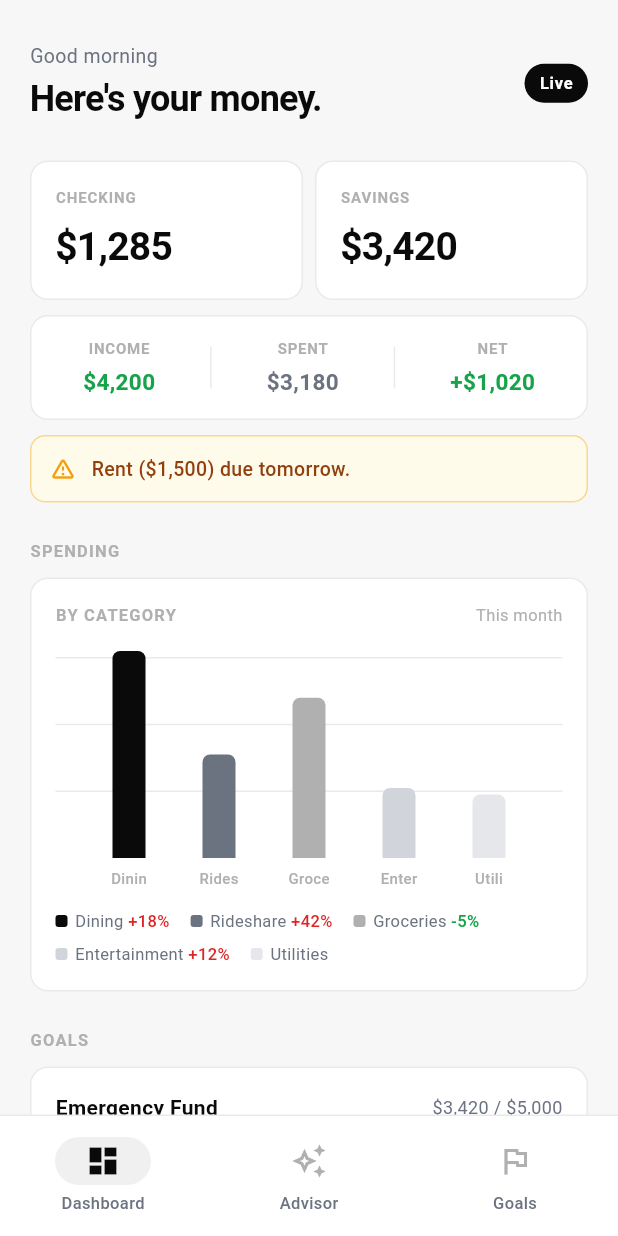
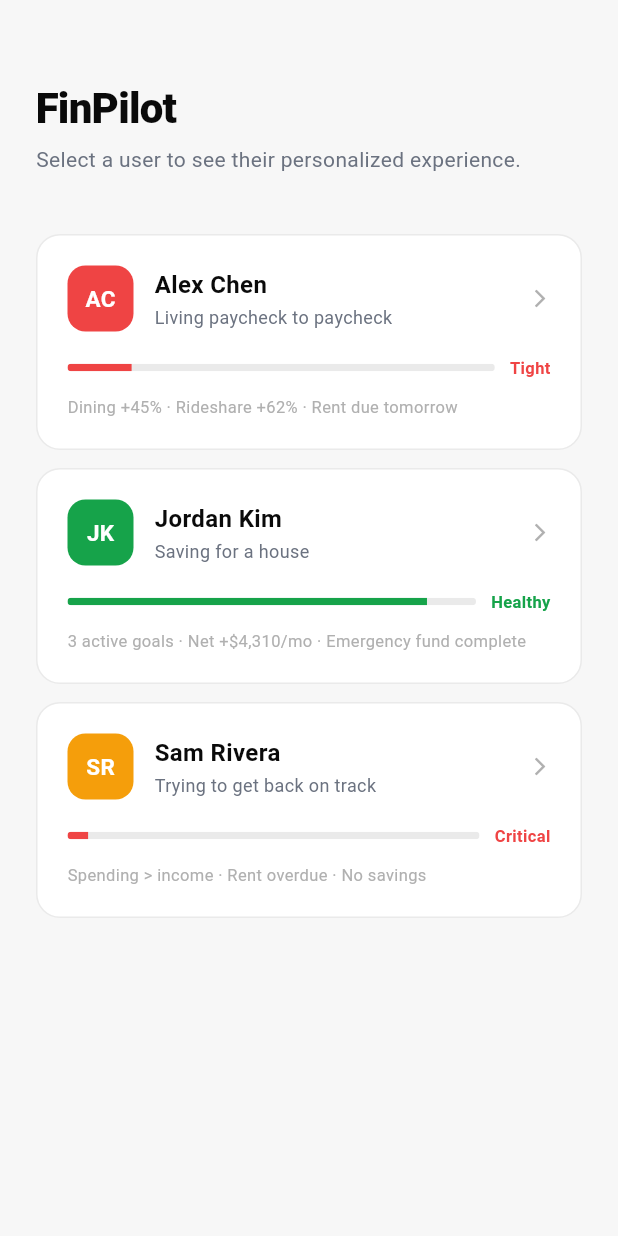
Before and after one commit to GlobalUniverse/GenUI-Hack, a Flutter app: the screen it shows after launch, on a phone screen of 412 x 824 dp. Run offline on Flutter 3.47's test engine with Material 3 defaults, Android fonts, the phone set to English and light mode, and no system bars; drawn by our look-alikes of fl_chart; our stand-ins replace flutter_dotenv; Roboto replaces fonts that are missing (SF Pro Display).

Commit message:
feat: GenUI per-user experience — layout, tabs, and profiles
Backend now serves 3 distinct financial personas (Alex/Jordan/Sam),
each with a different snapshot dataset, a layout[] array driving
dashboard widget order, and a tabs[] array controlling which nav
tabs appear. Flutter reads both fields: DashboardScreen renders
sections in backend-specified order, AppShell shows/hides tabs
dynamically, and a new UserPickerScreen lets you switch users to
see the UI transform.

Co-Authored-By: Claude Sonnet 4.6 <noreply@anthropic.com>

```diff
--- a/lib/main.dart
+++ b/lib/main.dart
@@ -5,6 +5,7 @@ import 'package:provider/provider.dart';
 import 'screens/dashboard_screen.dart';
 import 'screens/advisor_screen.dart';
 import 'screens/goals_screen.dart';
+import 'screens/user_picker_screen.dart';
 import 'services/chat_provider.dart';
 
 Future<void> main() async {
@@ -41,7 +42,7 @@ class FinPilotApp extends StatelessWidget {
             ),
           ),
         ),
-        home: const AppShell(),
+        home: const UserPickerScreen(),
       ),
     );
   }
@@ -57,16 +58,43 @@ class AppShell extends StatefulWidget {
 class _AppShellState extends State<AppShell> {
   int _index = 0;
 
-  static const _screens = [
-    DashboardScreen(),
-    AdvisorScreen(),
-    GoalsScreen(),
-  ];
-
   @override
   Widget build(BuildContext context) {
+    final snap = context.watch<ChatProvider>().snapshot;
+    final tabs = snap?.tabs ?? ['dashboard', 'advisor', 'goals'];
+
+    final destinations = <_TabDef>[
+      if (tabs.contains('dashboard'))
+        const _TabDef(
+          screen: DashboardScreen(),
+          icon: Icon(Icons.dashboard_outlined),
+          selectedIcon: Icon(Icons.dashboard),
+          label: 'Dashboard',
+        ),
+      if (tabs.contains('advisor'))
+        const _TabDef(
+          screen: AdvisorScreen(),
+          icon: Icon(Icons.auto_awesome_outlined),
+          selectedIcon: Icon(Icons.auto_awesome),
+          label: 'Advisor',
+        ),
+      if (tabs.contains('goals'))
+        const _TabDef(
+          screen: GoalsScreen(),
+          icon: Icon(Icons.flag_outlined),
+          selectedIcon: Icon(Icons.flag),
+          label: 'Goals',
+        ),
+    ];
+
+    // Clamp index when tab count shrinks (e.g. no goals tab)
+    final clampedIndex = _index.clamp(0, destinations.length - 1);
+
     return Scaffold(
-      body: IndexedStack(index: _index, children: _screens),
+      body: IndexedStack(
+        index: clampedIndex,
+        children: destinations.map((d) => d.screen).toList(),
+      ),
       bottomNavigationBar: Container(
         decoration: const BoxDecoration(
           color: AppColors.card,
@@ -76,29 +104,39 @@ class _AppShellState extends State<AppShell> {
           backgroundColor: AppColors.card,
           elevation: 0,
           indicatorColor: AppColors.divider,
-          selectedIndex: _index,
+          selectedIndex: clampedIndex,
           onDestinationSelected: (i) => setState(() => _index = i),
-          destinations: [
-            NavigationDestination(
-              icon: Icon(Icons.dashboard_outlined, color: AppColors.inkLight),
-              selectedIcon: const Icon(Icons.dashboard, color: AppColors.ink),
-              label: 'Dashboard',
-            ),
-            NavigationDestination(
-              icon: Icon(Icons.auto_awesome_outlined, color: AppColors.inkLight),
-              selectedIcon: const Icon(Icons.auto_awesome, color: AppColors.ink),
-              label: 'Advisor',
-            ),
-            NavigationDestination(
-              icon: Icon(Icons.flag_outlined, color: AppColors.inkLight),
-              selectedIcon: const Icon(Icons.flag, color: AppColors.ink),
-              label: 'Goals',
-            ),
-          ],
+          destinations: destinations
+              .map((d) => NavigationDestination(
+                    icon: IconTheme(
+                      data: const IconThemeData(color: AppColors.inkLight),
+                      child: d.icon,
+                    ),
+                    selectedIcon: IconTheme(
+                      data: const IconThemeData(color: AppColors.ink),
+                      child: d.selectedIcon,
+                    ),
+                    label: d.label,
+                  ))
+              .toList(),
         ),
       ),
     );
   }
+}
+
+class _TabDef {
+  final Widget screen;
+  final Widget icon;
+  final Widget selectedIcon;
+  final String label;
+
+  const _TabDef({
+    required this.screen,
+    required this.icon,
+    required this.selectedIcon,
+    required this.label,
+  });
 }
 
 class AppColors {
--- a/lib/models/financial_snapshot.dart
+++ b/lib/models/financial_snapshot.dart
@@ -7,6 +7,11 @@ class FinancialSnapshot {
   final List<Transaction> recentTransactions;
   final List<Goal> goals;
   final List<UpcomingBill> upcomingBills;
+  // GenUI fields
+  final List<String> layout;
+  final List<String> tabs;
+  final String profileName;
+  final String profileTagline;
 
   FinancialSnapshot({
     required this.checkingBalance,
@@ -17,6 +22,10 @@ class FinancialSnapshot {
     required this.recentTransactions,
     required this.goals,
     required this.upcomingBills,
+    this.layout = const ['balances', 'cashflow', 'spending_chart', 'goals', 'upcoming_bills', 'transactions'],
+    this.tabs = const ['dashboard', 'advisor', 'goals'],
+    this.profileName = '',
+    this.profileTagline = '',
   });
 
   factory FinancialSnapshot.fromJson(Map<String, dynamic> json) {
@@ -37,6 +46,14 @@ class FinancialSnapshot {
       upcomingBills: (json['upcoming_bills'] as List<dynamic>? ?? [])
           .map((b) => UpcomingBill.fromJson(b as Map<String, dynamic>))
           .toList(),
+      layout: (json['layout'] as List<dynamic>? ?? ['balances', 'cashflow', 'spending_chart', 'goals', 'upcoming_bills', 'transactions'])
+          .map((e) => e as String)
+          .toList(),
+      tabs: (json['tabs'] as List<dynamic>? ?? ['dashboard', 'advisor', 'goals'])
+          .map((e) => e as String)
+          .toList(),
+      profileName: json['profile_name'] as String? ?? '',
+      profileTagline: json['profile_tagline'] as String? ?? '',
     );
   }
 
@@ -46,6 +63,10 @@ class FinancialSnapshot {
       savingsBalance: 3420.00,
       monthlyIncome: 4200.00,
       monthlySpending: 3180.00,
+      layout: const ['balances', 'cashflow', 'spending_chart', 'goals', 'upcoming_bills', 'transactions'],
+      tabs: const ['dashboard', 'advisor', 'goals'],
+      profileName: 'Demo User',
+      profileTagline: 'Sample financial data',
       topCategories: [
         CategorySpend(name: 'Dining', amount: 620, delta: 18),
         CategorySpend(name: 'Rideshare', amount: 310, delta: 42),
--- a/lib/screens/dashboard_screen.dart
+++ b/lib/screens/dashboard_screen.dart
@@ -2,20 +2,16 @@ import 'package:flutter/material.dart';
 import 'package:intl/intl.dart';
 import 'package:provider/provider.dart';
 import '../main.dart';
+import '../models/financial_snapshot.dart';
 import '../services/chat_provider.dart';
 import '../widgets/dynamic/spending_chart_widget.dart';
 import '../widgets/dynamic/transaction_table_widget.dart';
 import '../widgets/dynamic/goal_progress_widget.dart';
 import '../widgets/dynamic/upcoming_bills_widget.dart';
 
-class DashboardScreen extends StatefulWidget {
+class DashboardScreen extends StatelessWidget {
   const DashboardScreen({super.key});
 
-  @override
-  State<DashboardScreen> createState() => _DashboardScreenState();
-}
-
-class _DashboardScreenState extends State<DashboardScreen> {
   @override
   Widget build(BuildContext context) {
     final provider = context.watch<ChatProvider>();
@@ -39,31 +35,9 @@ class _DashboardScreenState extends State<DashboardScreen> {
                         child: Column(
                           crossAxisAlignment: CrossAxisAlignment.start,
                           children: [
-                            _header(),
+                            _header(snap),
                             const SizedBox(height: 24),
-                            _balanceRow(fmt, snap.checkingBalance, snap.savingsBalance),
-                            const SizedBox(height: 10),
-                            _cashflowBanner(fmt, snap.monthlyIncome, snap.monthlySpending),
-                            if (snap.upcomingBills.any((b) => b.dueDate.difference(DateTime.now()).inDays <= 2)) ...[
-                              const SizedBox(height: 10),
-                              _alertBanner(snap.upcomingBills.firstWhere((b) => b.dueDate.difference(DateTime.now()).inDays <= 2), fmt),
-                            ],
-                            const SizedBox(height: 24),
-                            _sectionLabel('Spending'),
-                            const SizedBox(height: 10),
-                            SpendingChartWidget(categories: snap.topCategories),
-                            const SizedBox(height: 24),
-                            _sectionLabel('Goals'),
-                            const SizedBox(height: 10),
-                            GoalProgressWidget(data: const {}, goals: snap.goals),
-                            const SizedBox(height: 24),
-                            _sectionLabel('Upcoming Bills'),
-                            const SizedBox(height: 10),
-                            UpcomingBillsWidget(bills: snap.upcomingBills),
-                            const SizedBox(height: 24),
-                            _sectionLabel('Recent Transactions'),
-                            const SizedBox(height: 10),
-                            TransactionTableWidget(transactions: snap.recentTransactions),
+                            ..._buildLayout(snap, fmt, context),
                             const SizedBox(height: 100),
                           ],
                         ),
@@ -76,21 +50,76 @@ class _DashboardScreenState extends State<DashboardScreen> {
     );
   }
 
-  Widget _header() {
+  // Renders dashboard sections in the order specified by snap.layout
+  List<Widget> _buildLayout(FinancialSnapshot snap, NumberFormat fmt, BuildContext context) {
+    final widgets = <Widget>[];
+    final urgentBill = snap.upcomingBills
+        .where((b) => b.dueDate.difference(DateTime.now()).inDays <= 2)
+        .toList();
+
+    for (final key in snap.layout) {
+      switch (key) {
+        case 'balances':
+          widgets.add(_balanceRow(fmt, snap.checkingBalance, snap.savingsBalance));
+          widgets.add(const SizedBox(height: 10));
+        case 'cashflow':
+          widgets.add(_cashflowBanner(fmt, snap.monthlyIncome, snap.monthlySpending));
+          widgets.add(const SizedBox(height: 10));
+        case 'bill_alert':
+          if (urgentBill.isNotEmpty) {
+            widgets.add(_alertBanner(urgentBill.first, fmt));
+            widgets.add(const SizedBox(height: 10));
+          }
+        case 'spending_chart':
+          if (snap.topCategories.isNotEmpty) {
+            widgets.add(const SizedBox(height: 14));
+            widgets.add(_sectionLabel('Spending'));
+            widgets.add(const SizedBox(height: 10));
+            widgets.add(SpendingChartWidget(categories: snap.topCategories));
+          }
+        case 'goals':
+          if (snap.goals.isNotEmpty) {
+            widgets.add(const SizedBox(height: 24));
+            widgets.add(_sectionLabel('Goals'));
+            widgets.add(const SizedBox(height: 10));
+            widgets.add(GoalProgressWidget(data: const {}, goals: snap.goals));
+          }
+        case 'upcoming_bills':
+          if (snap.upcomingBills.isNotEmpty) {
+            widgets.add(const SizedBox(height: 24));
+            widgets.add(_sectionLabel('Upcoming Bills'));
+            widgets.add(const SizedBox(height: 10));
+            widgets.add(UpcomingBillsWidget(bills: snap.upcomingBills));
+          }
+        case 'transactions':
+          if (snap.recentTransactions.isNotEmpty) {
+            widgets.add(const SizedBox(height: 24));
+            widgets.add(_sectionLabel('Recent Transactions'));
+            widgets.add(const SizedBox(height: 10));
+            widgets.add(TransactionTableWidget(transactions: snap.recentTransactions));
+          }
+      }
+    }
+    return widgets;
+  }
+
+  Widget _header(FinancialSnapshot snap) {
+    final hour = DateTime.now().hour;
+    final greeting = hour < 12 ? 'Good morning' : hour < 17 ? 'Good afternoon' : 'Good evening';
     return Row(
       mainAxisAlignment: MainAxisAlignment.spaceBetween,
       children: [
         Column(crossAxisAlignment: CrossAxisAlignment.start, children: [
-          const Text('Good morning', style: TextStyle(color: AppColors.inkMid, fontSize: 13, fontWeight: FontWeight.w400)),
+          Text(greeting, style: const TextStyle(color: AppColors.inkMid, fontSize: 13, fontWeight: FontWeight.w400)),
           const SizedBox(height: 2),
-          const Text("Here's your money.", style: TextStyle(color: AppColors.ink, fontSize: 24, fontWeight: FontWeight.w700, letterSpacing: -0.5)),
+          Text(
+            snap.profileName.isNotEmpty ? snap.profileName : "Here's your money.",
+            style: const TextStyle(color: AppColors.ink, fontSize: 24, fontWeight: FontWeight.w700, letterSpacing: -0.5),
+          ),
         ]),
         Container(
           padding: const EdgeInsets.symmetric(horizontal: 10, vertical: 5),
-          decoration: BoxDecoration(
-            color: AppColors.ink,
-            borderRadius: BorderRadius.circular(20),
-          ),
+          decoration: BoxDecoration(color: AppColors.ink, borderRadius: BorderRadius.circular(20)),
           child: const Text('Live', style: TextStyle(color: Colors.white, fontSize: 11, fontWeight: FontWeight.w600, letterSpacing: 0.5)),
         ),
       ],
@@ -154,19 +183,21 @@ class _DashboardScreenState extends State<DashboardScreen> {
 
   Widget _cfDivider() => Container(height: 28, width: 1, color: AppColors.border);
 
-  Widget _alertBanner(bill, NumberFormat fmt) {
+  Widget _alertBanner(UpcomingBill bill, NumberFormat fmt) {
+    final days = bill.dueDate.difference(DateTime.now()).inDays;
+    final when = days <= 0 ? 'today' : 'tomorrow';
     return Container(
       padding: const EdgeInsets.all(12),
       decoration: BoxDecoration(
         color: const Color(0xFFFFFBEB),
         borderRadius: BorderRadius.circular(10),
-        border: Border.all(color: AppColors.amber.withOpacity(0.4)),
+        border: Border.all(color: AppColors.amber.withValues(alpha: 0.4)),
       ),
       child: Row(children: [
         const Icon(Icons.warning_amber_rounded, color: AppColors.amber, size: 18),
         const SizedBox(width: 10),
         Expanded(child: Text(
-          '${bill.name} (${fmt.format(bill.amount)}) due ${bill.dueDate.difference(DateTime.now()).inDays <= 0 ? "today" : "tomorrow"}.',
+          '${bill.name} (${fmt.format(bill.amount)}) due $when.',
           style: const TextStyle(color: Color(0xFF92400E), fontSize: 13, fontWeight: FontWeight.w500),
         )),
       ]),
--- /dev/null
+++ b/lib/screens/user_picker_screen.dart
@@ -0,0 +1,243 @@
+import 'package:flutter/material.dart';
+import 'package:provider/provider.dart';
+import '../main.dart';
+import '../services/chat_provider.dart';
+
+class UserPickerScreen extends StatefulWidget {
+  const UserPickerScreen({super.key});
+
+  @override
+  State<UserPickerScreen> createState() => _UserPickerScreenState();
+}
+
+class _UserPickerScreenState extends State<UserPickerScreen> {
+  String? _loading;
+
+  static const _profiles = [
+    _Profile(
+      id: 'alex',
+      name: 'Alex Chen',
+      tagline: 'Living paycheck to paycheck',
+      avatarColor: Color(0xFFEF4444),
+      initials: 'AC',
+      detail: 'Dining +45% · Rideshare +62% · Rent due tomorrow',
+      health: 0.15,
+      healthLabel: 'Tight',
+      healthColor: Color(0xFFEF4444),
+    ),
+    _Profile(
+      id: 'jordan',
+      name: 'Jordan Kim',
+      tagline: 'Saving for a house',
+      avatarColor: Color(0xFF16A34A),
+      initials: 'JK',
+      detail: '3 active goals · Net +\$4,310/mo · Emergency fund complete',
+      health: 0.88,
+      healthLabel: 'Healthy',
+      healthColor: Color(0xFF16A34A),
+    ),
+    _Profile(
+      id: 'sam',
+      name: 'Sam Rivera',
+      tagline: 'Trying to get back on track',
+      avatarColor: Color(0xFFF59E0B),
+      initials: 'SR',
+      detail: 'Spending > income · Rent overdue · No savings',
+      health: 0.05,
+      healthLabel: 'Critical',
+      healthColor: Color(0xFFEF4444),
+    ),
+  ];
+
+  Future<void> _select(BuildContext ctx, String profileId) async {
+    setState(() => _loading = profileId);
+    await ctx.read<ChatProvider>().loadProfile(profileId);
+    if (ctx.mounted) {
+      Navigator.of(ctx).pushReplacement(
+        MaterialPageRoute(builder: (_) => const AppShell()),
+      );
+    }
+  }
+
+  @override
+  Widget build(BuildContext context) {
+    return Scaffold(
+      backgroundColor: AppColors.bg,
+      body: SafeArea(
+        child: Padding(
+          padding: const EdgeInsets.symmetric(horizontal: 24),
+          child: Column(
+            crossAxisAlignment: CrossAxisAlignment.start,
+            children: [
+              const SizedBox(height: 52),
+              const Text(
+                'FinPilot',
+                style: TextStyle(
+                  color: AppColors.ink,
+                  fontSize: 28,
+                  fontWeight: FontWeight.w800,
+                  letterSpacing: -0.5,
+                ),
+              ),
+              const SizedBox(height: 4),
+              const Text(
+                'Select a user to see their personalized experience.',
+                style: TextStyle(color: AppColors.inkMid, fontSize: 14),
+              ),
+              const SizedBox(height: 40),
+              Expanded(
+                child: ListView.separated(
+                  itemCount: _profiles.length,
+                  separatorBuilder: (_, __) => const SizedBox(height: 12),
+                  itemBuilder: (ctx, i) => _ProfileCard(
+                    profile: _profiles[i],
+                    isLoading: _loading == _profiles[i].id,
+                    onTap: _loading != null ? null : () => _select(ctx, _profiles[i].id),
+                  ),
+                ),
+              ),
+              const SizedBox(height: 24),
+            ],
+          ),
+        ),
+      ),
+    );
+  }
+}
+
+class _Profile {
+  final String id;
+  final String name;
+  final String tagline;
+  final Color avatarColor;
+  final String initials;
+  final String detail;
+  final double health;
+  final String healthLabel;
+  final Color healthColor;
+
+  const _Profile({
+    required this.id,
+    required this.name,
+    required this.tagline,
+    required this.avatarColor,
+    required this.initials,
+    required this.detail,
+    required this.health,
+    required this.healthLabel,
+    required this.healthColor,
+  });
+}
+
+class _ProfileCard extends StatelessWidget {
+  final _Profile profile;
+  final bool isLoading;
+  final VoidCallback? onTap;
+
+  const _ProfileCard({required this.profile, required this.isLoading, this.onTap}); // ignore: unused_element
+
+  @override
+  Widget build(BuildContext context) {
+    return GestureDetector(
+      onTap: onTap,
+      child: AnimatedOpacity(
+        duration: const Duration(milliseconds: 150),
+        opacity: (onTap == null && !isLoading) ? 0.4 : 1.0,
+        child: Container(
+          padding: const EdgeInsets.all(20),
+          decoration: BoxDecoration(
+            color: AppColors.card,
+            borderRadius: BorderRadius.circular(16),
+            border: Border.all(color: AppColors.border),
+          ),
+          child: Column(
+            crossAxisAlignment: CrossAxisAlignment.start,
+            children: [
+              Row(
+                children: [
+                  Container(
+                    width: 44,
+                    height: 44,
+                    decoration: BoxDecoration(
+                      color: profile.avatarColor,
+                      borderRadius: BorderRadius.circular(12),
+                    ),
+                    alignment: Alignment.center,
+                    child: Text(
+                      profile.initials,
+                      style: const TextStyle(
+                        color: Colors.white,
+                        fontSize: 15,
+                        fontWeight: FontWeight.w700,
+                      ),
+                    ),
+                  ),
+                  const SizedBox(width: 14),
+                  Expanded(
+                    child: Column(
+                      crossAxisAlignment: CrossAxisAlignment.start,
+                      children: [
+                        Text(
+                          profile.name,
+                          style: const TextStyle(
+                            color: AppColors.ink,
+                            fontSize: 16,
+                            fontWeight: FontWeight.w700,
+                          ),
+                        ),
+                        const SizedBox(height: 2),
+                        Text(
+                          profile.tagline,
+                          style: const TextStyle(color: AppColors.inkMid, fontSize: 12),
+                        ),
+                      ],
+                    ),
+                  ),
+                  if (isLoading)
+                    const SizedBox(
+                      width: 18,
+                      height: 18,
+                      child: CircularProgressIndicator(strokeWidth: 2, color: AppColors.ink),
+                    )
+                  else
+                    const Icon(Icons.arrow_forward_ios, size: 14, color: AppColors.inkLight),
+                ],
+              ),
+              const SizedBox(height: 16),
+              // Health bar
+              Row(
+                children: [
+                  Expanded(
+                    child: ClipRRect(
+                      borderRadius: BorderRadius.circular(4),
+                      child: LinearProgressIndicator(
+                        value: profile.health,
+                        minHeight: 5,
+                        backgroundColor: AppColors.border,
+                        valueColor: AlwaysStoppedAnimation(profile.healthColor),
+                      ),
+                    ),
+                  ),
+                  const SizedBox(width: 10),
+                  Text(
+                    profile.healthLabel,
+                    style: TextStyle(
+                      color: profile.healthColor,
+                      fontSize: 11,
+                      fontWeight: FontWeight.w600,
+                    ),
+                  ),
+                ],
+              ),
+              const SizedBox(height: 10),
+              Text(
+                profile.detail,
+                style: const TextStyle(color: AppColors.inkLight, fontSize: 11),
+              ),
+            ],
+          ),
+        ),
+      ),
+    );
+  }
+}
--- a/lib/services/api_service.dart
+++ b/lib/services/api_service.dart
@@ -7,9 +7,11 @@ import '../models/financial_snapshot.dart';
 class ApiService {
   static String get _base => dotenv.env['API_BASE_URL'] ?? 'http://localhost:8000';
 
-  Future<FinancialSnapshot> getSnapshot() async {
+  Future<FinancialSnapshot> getSnapshot({String profileId = 'alex'}) async {
     try {
-      final res = await http.get(Uri.parse('$_base/snapshot')).timeout(const Duration(seconds: 5));
+      final res = await http.get(
+        Uri.parse('$_base/snapshot?profile_id=$profileId'),
+      ).timeout(const Duration(seconds: 5));
       if (res.statusCode == 200) {
         return FinancialSnapshot.fromJson(jsonDecode(res.body) as Map<String, dynamic>);
       }
@@ -17,12 +19,12 @@ class ApiService {
     return FinancialSnapshot.mock();
   }
 
-  Future<AdvisorResponse> askAdvisor(String question, List<Map<String, String>> history) async {
+  Future<AdvisorResponse> askAdvisor(String question, List<Map<String, String>> history, {String profileId = 'alex'}) async {
     try {
       final res = await http.post(
         Uri.parse('$_base/advisor'),
         headers: {'Content-Type': 'application/json'},
-        body: jsonEncode({'question': question, 'history': history}),
+        body: jsonEncode({'question': question, 'history': history, 'profile_id': profileId}),
       ).timeout(const Duration(seconds: 15));
       if (res.statusCode == 200) {
         return AdvisorResponse.fromJson(jsonDecode(res.body) as Map<String, dynamic>);
--- a/lib/services/chat_provider.dart
+++ b/lib/services/chat_provider.dart
@@ -9,20 +9,25 @@ class ChatProvider extends ChangeNotifier {
   final List<ChatMessage> messages = [];
   bool isLoading = false;
   FinancialSnapshot? snapshot;
+  String _profileId = 'alex';
 
-  ChatProvider() {
-    _loadSnapshot();
-  }
+  String get profileId => _profileId;
 
-  Future<void> _loadSnapshot() async {
-    snapshot = await _api.getSnapshot();
+  ChatProvider();
+
+  Future<void> loadProfile(String profileId) async {
+    _profileId = profileId;
+    messages.clear();
+    snapshot = null;
+    notifyListeners();
+    snapshot = await _api.getSnapshot(profileId: profileId);
     notifyListeners();
   }
 
   Future<void> refreshSnapshot() async {
     snapshot = null;
     notifyListeners();
-    snapshot = await _api.getSnapshot();
+    snapshot = await _api.getSnapshot(profileId: _profileId);
     notifyListeners();
   }
 
@@ -36,7 +41,7 @@ class ChatProvider extends ChangeNotifier {
         .map((m) => {'role': 'user', 'content': m.text})
         .toList();
 
-    final response = await _api.askAdvisor(text, history);
+    final response = await _api.askAdvisor(text, history, profileId: _profileId);
 
     messages.add(ChatMessage(
       role: MessageRole.advisor,
```
Also changed, not shown: 1 other file.
